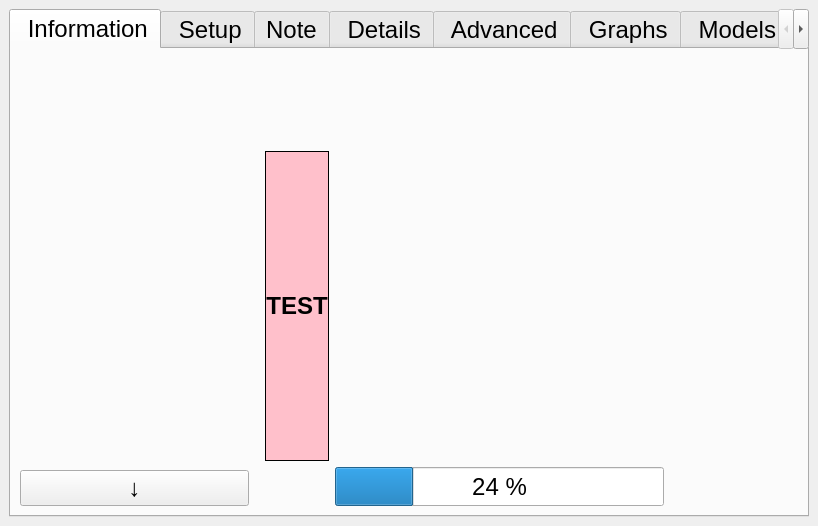
This is ddh/gui/gui_ddh.ui in LowellInstruments/ddh5 as Qt 5 draws it before an edit. The edited form follows.
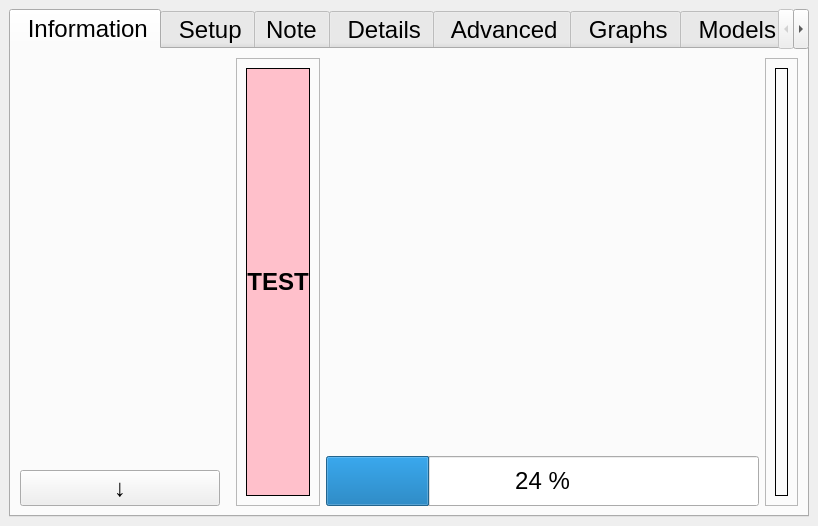
This is the edited form. Icons and pictures are not drawn.

```diff
--- a/ddh/gui/gui_ddh.ui
+++ b/ddh/gui/gui_ddh.ui
@@ -53,7 +53,7 @@
        <attribute name="title">
         <string> Information</string>
        </attribute>
-       <layout class="QHBoxLayout" name="horizontalLayout_10" stretch="3,0,7">
+       <layout class="QHBoxLayout" name="horizontalLayout_10" stretch="1,0,0,3,0">
         <item>
          <widget class="QFrame" name="left_frame">
           <property name="minimumSize">
@@ -551,11 +551,15 @@
          </spacer>
         </item>
         <item>
-         <layout class="QGridLayout" name="gridLayout" rowstretch="0,2,8,1" columnstretch="1,8,3,0">
-          <property name="sizeConstraint">
-           <enum>QLayout::SetDefaultConstraint</enum>
+         <widget class="QFrame" name="frame_lbl_testmode">
+          <property name="frameShape">
+           <enum>QFrame::StyledPanel</enum>
           </property>
-          <item row="2" column="0">
+          <property name="frameShadow">
+           <enum>QFrame::Raised</enum>
+          </property>
+          <layout class="QVBoxLayout" name="verticalLayout_12">
+           <item>
            <widget class="QLabel" name="lbl_testmode">
             <property name="font">
              <font>
@@ -583,7 +587,110 @@
             </property>
            </widget>
           </item>
-          <item row="3" column="1">
+          </layout>
+         </widget>
+        </item>
+        <item>
+         <layout class="QVBoxLayout" name="verticalLayout_11" stretch="1,5,1">
+          <item>
+           <widget class="QLabel" name="lbl_main_txt">
+            <property name="sizePolicy">
+             <sizepolicy hsizetype="Ignored" vsizetype="Ignored">
+              <horstretch>0</horstretch>
+              <verstretch>0</verstretch>
+             </sizepolicy>
+            </property>
+            <property name="font">
+             <font>
+              <pointsize>36</pointsize>
+              <bold>false</bold>
+             </font>
+            </property>
+            <property name="frameShape">
+             <enum>QFrame::NoFrame</enum>
+            </property>
+            <property name="text">
+             <string/>
+            </property>
+            <property name="alignment">
+             <set>Qt::AlignCenter</set>
+            </property>
+            <property name="wordWrap">
+             <bool>true</bool>
+            </property>
+           </widget>
+          </item>
+          <item>
+           <layout class="QHBoxLayout" name="horizontalLayout_4">
+            <item>
+             <spacer name="horizontalSpacer_19">
+              <property name="orientation">
+               <enum>Qt::Horizontal</enum>
+              </property>
+              <property name="sizeType">
+               <enum>QSizePolicy::Fixed</enum>
+              </property>
+              <property name="sizeHint" stdset="0">
+               <size>
+                <width>40</width>
+                <height>20</height>
+               </size>
+              </property>
+             </spacer>
+            </item>
+            <item>
+             <widget class="QLabel" name="lbl_main_img">
+              <property name="sizePolicy">
+               <sizepolicy hsizetype="Ignored" vsizetype="Ignored">
+                <horstretch>0</horstretch>
+                <verstretch>0</verstretch>
+               </sizepolicy>
+              </property>
+              <property name="font">
+               <font>
+                <pointsize>36</pointsize>
+                <bold>false</bold>
+               </font>
+              </property>
+              <property name="frameShape">
+               <enum>QFrame::NoFrame</enum>
+              </property>
+              <property name="text">
+               <string/>
+              </property>
+              <property name="pixmap">
+               <pixmap>res/img_info_blue.png</pixmap>
+              </property>
+              <property name="scaledContents">
+               <bool>true</bool>
+              </property>
+              <property name="alignment">
+               <set>Qt::AlignCenter</set>
+              </property>
+              <property name="wordWrap">
+               <bool>true</bool>
+              </property>
+             </widget>
+            </item>
+            <item>
+             <spacer name="horizontalSpacer_26">
+              <property name="orientation">
+               <enum>Qt::Horizontal</enum>
+              </property>
+              <property name="sizeType">
+               <enum>QSizePolicy::Fixed</enum>
+              </property>
+              <property name="sizeHint" stdset="0">
+               <size>
+                <width>40</width>
+                <height>20</height>
+               </size>
+              </property>
+             </spacer>
+            </item>
+           </layout>
+          </item>
+          <item>
            <widget class="QProgressBar" name="bar_dl">
             <property name="sizePolicy">
              <sizepolicy hsizetype="Preferred" vsizetype="Preferred">
@@ -605,7 +712,18 @@
             </property>
            </widget>
           </item>
-          <item row="2" column="2">
+         </layout>
+        </item>
+        <item>
+         <widget class="QFrame" name="frame_lbl_summary_dl">
+          <property name="frameShape">
+           <enum>QFrame::StyledPanel</enum>
+          </property>
+          <property name="frameShadow">
+           <enum>QFrame::Raised</enum>
+          </property>
+          <layout class="QVBoxLayout" name="verticalLayout_10">
+           <item>
            <widget class="QLabel" name="lbl_summary_dl">
             <property name="font">
              <font>
@@ -620,7 +738,7 @@
              <string notr="true"/>
             </property>
             <property name="frameShape">
-             <enum>QFrame::NoFrame</enum>
+              <enum>QFrame::Box</enum>
             </property>
             <property name="textFormat">
              <enum>Qt::PlainText</enum>
@@ -630,101 +748,8 @@
             </property>
            </widget>
           </item>
-          <item row="0" column="1">
-           <spacer name="verticalSpacer">
-            <property name="orientation">
-             <enum>Qt::Vertical</enum>
-            </property>
-            <property name="sizeType">
-             <enum>QSizePolicy::Fixed</enum>
-            </property>
-            <property name="sizeHint" stdset="0">
-             <size>
-              <width>20</width>
-              <height>10</height>
-             </size>
-            </property>
-           </spacer>
-          </item>
-          <item row="2" column="1">
-           <widget class="QLabel" name="lbl_main_img">
-            <property name="sizePolicy">
-             <sizepolicy hsizetype="Ignored" vsizetype="Ignored">
-              <horstretch>0</horstretch>
-              <verstretch>0</verstretch>
-             </sizepolicy>
-            </property>
-            <property name="font">
-             <font>
-              <pointsize>36</pointsize>
-              <bold>false</bold>
-             </font>
-            </property>
-            <property name="frameShape">
-             <enum>QFrame::NoFrame</enum>
-            </property>
-            <property name="text">
-             <string/>
-            </property>
-            <property name="pixmap">
-             <pixmap>res/img_info_blue.png</pixmap>
-            </property>
-            <property name="scaledContents">
-             <bool>true</bool>
-            </property>
-            <property name="alignment">
-             <set>Qt::AlignCenter</set>
-            </property>
-            <property name="wordWrap">
-             <bool>true</bool>
-            </property>
-           </widget>
-          </item>
-          <item row="2" column="3">
-           <spacer name="horizontalSpacer_19">
-            <property name="orientation">
-             <enum>Qt::Horizontal</enum>
-            </property>
-            <property name="sizeType">
-             <enum>QSizePolicy::Fixed</enum>
-            </property>
-            <property name="sizeHint" stdset="0">
-             <size>
-              <width>5</width>
-              <height>20</height>
-             </size>
-            </property>
-           </spacer>
-          </item>
-          <item row="1" column="0" colspan="2">
-           <widget class="QLabel" name="lbl_main_txt">
-            <property name="sizePolicy">
-             <sizepolicy hsizetype="Ignored" vsizetype="Ignored">
-              <horstretch>0</horstretch>
-              <verstretch>0</verstretch>
-             </sizepolicy>
-            </property>
-            <property name="font">
-             <font>
-              <pointsize>36</pointsize>
-              <bold>false</bold>
-             </font>
-            </property>
-            <property name="frameShape">
-             <enum>QFrame::NoFrame</enum>
-            </property>
-            <property name="text">
-             <string/>
-            </property>
-            <property name="alignment">
-             <set>Qt::AlignCenter</set>
-            </property>
-            <property name="wordWrap">
-             <bool>true</bool>
-            </property>
-           </widget>
-          </item>
-         </layout>
+          </layout>
+         </widget>
         </item>
        </layout>
       </widget>
```
Lines whose indentation alone changed are shown as unchanged.
